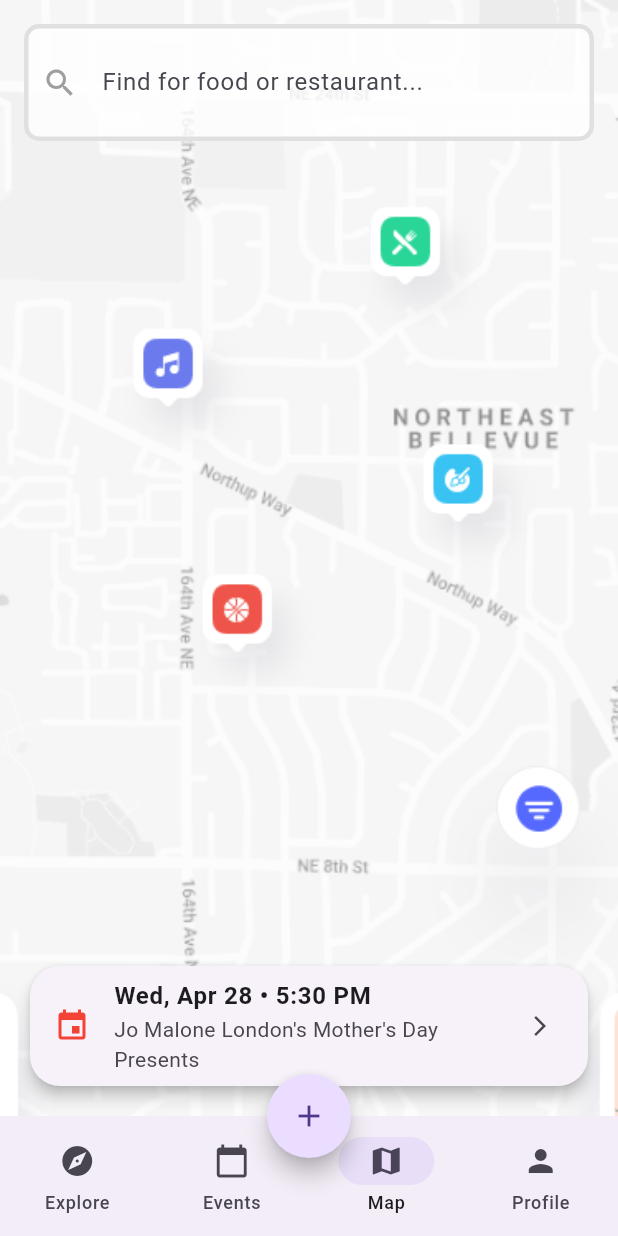
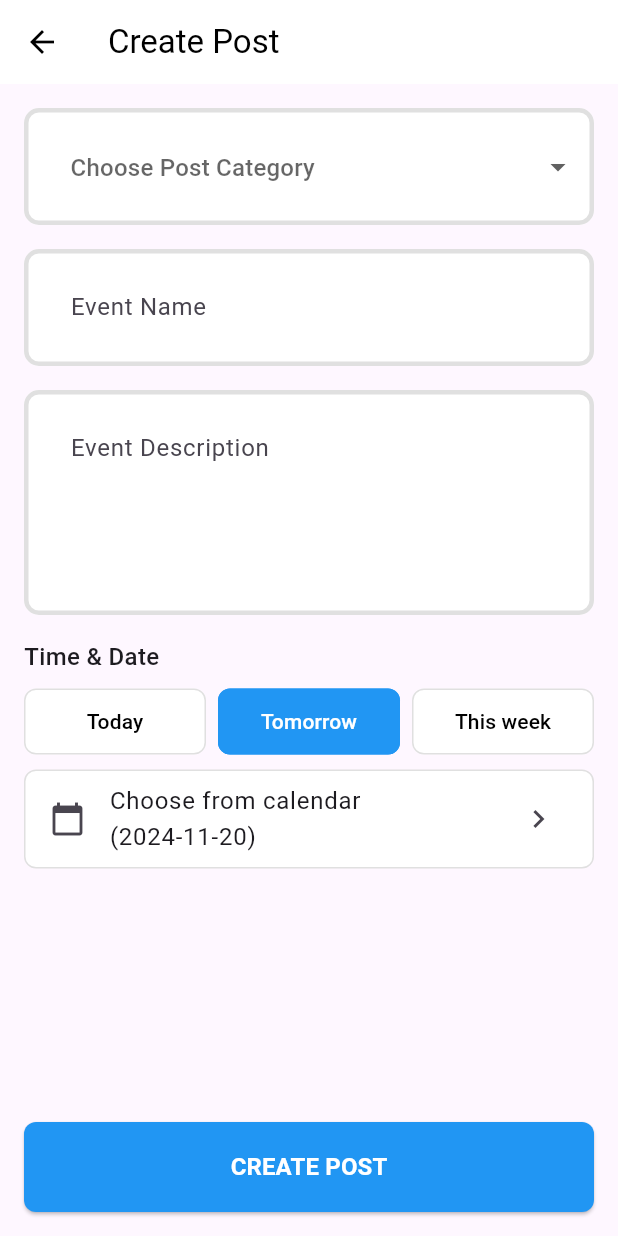
Before and after one commit to Subconsci0us/KYN, a Flutter app: the screen it shows once a user with an empty profile is signed in, item 3 of the bottom bar chosen, after a tap on the "add" icon, on a phone screen of 412 x 824 dp. Run offline on Flutter 3.47's test engine with Material 3 defaults, Android fonts, the phone set to English and light mode, and no system bars; our stand-ins replace cloud_firestore, firebase_auth, firebase_core; accounts and stored records are empty; network calls fail; Roboto replaces fonts that are missing (Cera Pro).

Commit message:
Added post create feature

```diff
--- /dev/null
+++ b/lib/auth/auth_controller.dart
@@ -0,0 +1,10 @@
+import 'package:cloud_firestore/cloud_firestore.dart';
+import 'package:kyn/models/user_model.dart';
+
+Stream<UserModel> getUserData(String uid) {
+  return FirebaseFirestore.instance
+      .collection('users')
+      .doc(uid)
+      .snapshots()
+      .map((event) => UserModel.fromMap(event.data() as Map<String, dynamic>));
+}
--- a/lib/auth/sign_up_page.dart
+++ b/lib/auth/sign_up_page.dart
@@ -16,8 +16,6 @@ class SignUpPage extends StatefulWidget {
 }
 
 class _SignUpPageState extends State<SignUpPage> {
-
-
   final nameController = TextEditingController();
   final emailController = TextEditingController();
   final passwordController = TextEditingController();
@@ -25,6 +23,7 @@ class _SignUpPageState extends State<SignUpPage> {
 
   @override
   void dispose() {
+    nameController.dispose();
     emailController.dispose();
     passwordController.dispose();
     super.dispose();
@@ -35,7 +34,6 @@ class _SignUpPageState extends State<SignUpPage> {
     required String email,
     required String password,
   }) async {
-
     try {
       final userCredential =
           await FirebaseAuth.instance.createUserWithEmailAndPassword(
@@ -61,7 +59,6 @@ class _SignUpPageState extends State<SignUpPage> {
     }
   }
 
-
   Future<void> creatingUserinDB(UserModel userModel) async {
     try {
       await FirebaseFirestore.instance
@@ -72,14 +69,6 @@ class _SignUpPageState extends State<SignUpPage> {
       print('Failed to create user in DB: $e');
     }
   }
-Stream<UserModel> getUserData(String uid) {
-    return FirebaseFirestore.instance.collection('users').doc(uid).snapshots().map(
-        (event) => UserModel.fromMap(event.data() as Map<String, dynamic>));
-  }
-
-
-
-
 
   @override
   Widget build(BuildContext context) {
@@ -124,9 +113,11 @@ Stream<UserModel> getUserData(String uid) {
               const SizedBox(height: 20),
               ElevatedButton(
                 onPressed: () async {
-                  await createUserWithEmailAndPassword(name: nameController.text.trim(),
-                                  email:emailController.text.trim(),
-                                  password:passwordController.text.trim(),);
+                  await createUserWithEmailAndPassword(
+                    name: nameController.text.trim(),
+                    email: emailController.text.trim(),
+                    password: passwordController.text.trim(),
+                  );
                 },
                 child: const Text(
                   'SIGN UP',
--- a/lib/core/navigation/navigation.dart
+++ b/lib/core/navigation/navigation.dart
@@ -1,9 +1,9 @@
 import 'package:flutter/material.dart';
 import 'package:kyn/features/event/event_page.dart';
+import 'package:kyn/features/home/create_post_page.dart';
 import 'package:kyn/features/home/home_page.dart';
 import 'package:kyn/features/maps/map_page.dart';
 import 'package:kyn/features/profile/profile_page.dart'; // Adjust this import to match your project's structure
-
 
 class NavigationWithFAB extends StatefulWidget {
   @override
@@ -23,24 +23,27 @@ class _NavigationWithFABState extends State<NavigationWithFAB> {
   Widget build(BuildContext context) {
     return Scaffold(
       body: IndexedStack(
-        index: _currentIndex, // Make sure this references the current page index
-        children:  [
-         const HomePage(),
+        index:
+            _currentIndex, // Make sure this references the current page index
+        children: [
+          const HomePage(),
           EventsPage(),
           MapPage(),
-         const ProfilePage(),
-
+          const ProfilePage(),
         ],
       ),
       floatingActionButton: FloatingActionButton(
         onPressed: () {
-          // Define action for the FAB
+          Navigator.push(
+            context,
+            MaterialPageRoute(builder: (context) => CreatePostScreen()),
+          );
         },
         shape: const CircleBorder(),
         child: const Icon(Icons.add),
       ),
       floatingActionButtonLocation: FloatingActionButtonLocation.centerDocked,
-       resizeToAvoidBottomInset: false,
+      resizeToAvoidBottomInset: false,
       bottomNavigationBar: NavigationBar(
         destinations: const [
           NavigationDestination(
--- /dev/null
+++ b/lib/features/home/create_post_page.dart
@@ -0,0 +1,242 @@
+import 'package:cloud_firestore/cloud_firestore.dart';
+import 'package:flutter/material.dart';
+import 'package:kyn/models/post_model.dart';
+import 'package:uuid/uuid.dart';
+
+class CreatePostScreen extends StatefulWidget {
+  @override
+  _CreatePostScreenState createState() => _CreatePostScreenState();
+}
+
+class _CreatePostScreenState extends State<CreatePostScreen> {
+  final TextEditingController _eventNameController = TextEditingController();
+  final TextEditingController _eventDescriptionController =
+      TextEditingController();
+  String? selectedCategory;
+  DateTime selectedDate = DateTime.now();
+  String selectedTimeFrame = 'Tomorrow';
+
+  Future<void> addPost(Post post) async {
+    try {
+      await FirebaseFirestore.instance
+          .collection('posts') // Ensure you specify the collection name
+          .doc(post.id)
+          .set(post.toMap());
+    } on FirebaseException catch (e) {
+      throw Exception('Failed to add post: ${e.message}');
+    } catch (e) {
+      throw Exception('An unexpected error occurred: $e');
+    }
+  }
+
+  void _pickDate() async {
+    DateTime? pickedDate = await showDatePicker(
+      context: context,
+      initialDate: selectedDate,
+      firstDate: DateTime.now(),
+      lastDate: DateTime(2101),
+    );
+    if (pickedDate != null && pickedDate != selectedDate) {
+      setState(() {
+        selectedDate = pickedDate;
+      });
+    }
+  }
+
+  void _handleCreatePost() {
+    if (_eventNameController.text.isEmpty || selectedCategory == null) {
+      ScaffoldMessenger.of(context).showSnackBar(
+        SnackBar(content: Text('Please fill in all required fields.')),
+      );
+      return;
+    }
+
+    final post = Post(
+      id: Uuid().v4(), // Generate unique ID for the post
+      title: _eventNameController.text,
+      description: _eventDescriptionController.text,
+      upvotes: [],
+      commentCount: 0,
+      username: 'User123', // Replace with actual username
+      uid: 'UserId', // Replace with actual user ID
+      type: 'Event',
+      createdAt: DateTime.now(),
+      category: Category.values.firstWhere(
+        (e) => e.toString().split('.').last == selectedCategory,
+      ),
+    );
+
+    addPost(post).then((_) {
+      ScaffoldMessenger.of(context).showSnackBar(
+        SnackBar(content: Text('Post created successfully!')),
+      );
+      Navigator.pop(context);
+    }).catchError((error) {
+      ScaffoldMessenger.of(context).showSnackBar(
+        SnackBar(content: Text('Failed to create post: $error')),
+      );
+    });
+  }
+
+  @override
+  Widget build(BuildContext context) {
+    return Scaffold(
+      appBar: AppBar(
+        leading: IconButton(
+          icon: Icon(Icons.arrow_back),
+          onPressed: () => Navigator.pop(context),
+        ),
+        title: Text('Create Post'),
+        backgroundColor: Colors.white,
+        foregroundColor: Colors.black,
+        elevation: 0,
+      ),
+      body: Padding(
+        padding: EdgeInsets.all(16.0),
+        child: Column(
+          crossAxisAlignment: CrossAxisAlignment.stretch,
+          children: [
+            // Category Dropdown
+            DropdownButtonFormField<String>(
+              decoration: InputDecoration(
+                border: OutlineInputBorder(
+                  borderRadius: BorderRadius.circular(8),
+                ),
+                filled: true,
+                fillColor: Colors.white,
+                hintText: 'Choose Post Category',
+              ),
+              value: selectedCategory,
+              onChanged: (value) {
+                setState(() {
+                  selectedCategory = value;
+                });
+              },
+              items: ['Emergency', 'Event', 'Business']
+                  .map((category) => DropdownMenuItem(
+                        value: category,
+                        child: Text(category),
+                      ))
+                  .toList(),
+            ),
+            SizedBox(height: 16),
+
+            // Event Name TextField
+            TextField(
+              controller: _eventNameController,
+              decoration: InputDecoration(
+                hintText: 'Event Name',
+                border: OutlineInputBorder(
+                  borderRadius: BorderRadius.circular(8),
+                ),
+                filled: true,
+                fillColor: Colors.white,
+              ),
+            ),
+            SizedBox(height: 16),
+
+            // Event Description TextField
+            TextField(
+              controller: _eventDescriptionController,
+              maxLines: 4,
+              decoration: InputDecoration(
+                hintText: 'Event Description',
+                border: OutlineInputBorder(
+                  borderRadius: BorderRadius.circular(8),
+                ),
+                filled: true,
+                fillColor: Colors.white,
+              ),
+            ),
+            SizedBox(height: 16),
+
+            // Time & Date Section
+            Text(
+              'Time & Date',
+              style: TextStyle(
+                fontSize: 16,
+                fontWeight: FontWeight.w500,
+              ),
+            ),
+            SizedBox(height: 8),
+
+            // Time Frame Selection
+            Row(
+              children: [
+                _timeFrameButton('Today'),
+                SizedBox(width: 8),
+                _timeFrameButton('Tomorrow'),
+                SizedBox(width: 8),
+                _timeFrameButton('This week'),
+              ],
+            ),
+            SizedBox(height: 8),
+
+            // Calendar Selection
+            Container(
+              decoration: BoxDecoration(
+                color: Colors.white,
+                borderRadius: BorderRadius.circular(8),
+                border: Border.all(color: Colors.grey.shade300),
+              ),
+              child: ListTile(
+                leading: Icon(Icons.calendar_today),
+                title: Text(
+                    'Choose from calendar (${selectedDate.toLocal().toString().split(' ')[0]})'),
+                trailing: Icon(Icons.chevron_right),
+                onTap: _pickDate,
+              ),
+            ),
+
+            Spacer(),
+
+            // Create Post Button
+            ElevatedButton(
+              onPressed: _handleCreatePost,
+              child: Text(
+                'CREATE POST',
+                style: TextStyle(
+                  fontSize: 16,
+                  fontWeight: FontWeight.bold,
+                ),
+              ),
+              style: ElevatedButton.styleFrom(
+                backgroundColor: Colors.blue,
+                foregroundColor: Colors.white,
+                padding: EdgeInsets.symmetric(vertical: 16),
+                shape: RoundedRectangleBorder(
+                  borderRadius: BorderRadius.circular(8),
+                ),
+              ),
+            ),
+          ],
+        ),
+      ),
+    );
+  }
+
+  Widget _timeFrameButton(String text) {
+    bool isSelected = selectedTimeFrame == text;
+    return Expanded(
+      child: OutlinedButton(
+        onPressed: () {
+          setState(() {
+            selectedTimeFrame = text;
+          });
+        },
+        child: Text(text),
+        style: OutlinedButton.styleFrom(
+          backgroundColor: isSelected ? Colors.blue : Colors.white,
+          foregroundColor: isSelected ? Colors.white : Colors.black,
+          side: BorderSide(
+            color: isSelected ? Colors.blue : Colors.grey.shade300,
+          ),
+          padding: EdgeInsets.symmetric(vertical: 12),
+          shape: RoundedRectangleBorder(
+            borderRadius: BorderRadius.circular(8),
+          ),
+        ),
+      ),
+    );
+  }
+}
--- a/lib/features/home/home_page.dart
+++ b/lib/features/home/home_page.dart
@@ -65,7 +65,6 @@ class HomePage extends StatelessWidget {
                     SizedBox(
                       height: 40,
                       child: ListView(
-
                         scrollDirection: Axis.horizontal,
                         children: [
                           CategoryPill(
@@ -187,7 +186,6 @@ class HomePage extends StatelessWidget {
                 ),
               ),
             ),
-
           ],
         ),
       ),
--- /dev/null
+++ b/lib/models/post_model.dart
@@ -0,0 +1,160 @@
+import 'package:cloud_firestore/cloud_firestore.dart';
+import 'package:flutter/foundation.dart';
+
+/// Enum for post categories
+enum Category {
+  Emergency,
+  Event,
+  Business,
+}
+
+/// Extension to handle converting enum values to and from strings
+extension CategoryExtension on Category {
+  String get name => describeEnum(this);
+
+  static Category fromString(String category) {
+    return Category.values.firstWhere(
+      (e) => describeEnum(e).toLowerCase() == category.toLowerCase(),
+      orElse: () => Category.Event, // Default value if not found
+    );
+  }
+}
+
+class Post {
+  final String id;
+  final String title;
+  final String? link;
+  final String? description;
+  final List<String> upvotes;
+  final int commentCount;
+  final String username;
+  final String uid;
+  final String type;
+  final DateTime createdAt;
+  final Category category;
+  //final String location; // Category field
+
+  Post({
+    required this.id,
+    required this.title,
+    this.link,
+    this.description,
+    required this.upvotes,
+    required this.commentCount,
+    required this.username,
+    required this.uid,
+    required this.type,
+    required this.createdAt,
+    required this.category,
+    //  required this.location,
+  });
+
+  Post copyWith({
+    String? id,
+    String? title,
+    String? link,
+    String? description,
+    List<String>? upvotes,
+    int? commentCount,
+    String? username,
+    String? uid,
+    String? type,
+    DateTime? createdAt,
+    Category? category,
+  }) {
+    return Post(
+      id: id ?? this.id,
+      title: title ?? this.title,
+      link: link ?? this.link,
+      description: description ?? this.description,
+      upvotes: upvotes ?? this.upvotes,
+      commentCount: commentCount ?? this.commentCount,
+      username: username ?? this.username,
+      uid: uid ?? this.uid,
+      type: type ?? this.type,
+      createdAt: createdAt ?? this.createdAt,
+      category: category ?? this.category,
+    );
+  }
+/*
+  factory Post.fromFirestore(QueryDocumentSnapshot doc) {
+    final data = doc.data() as Map<String, dynamic>;
+    return Post(
+      createdAt: data['date'] ?? '',
+      title: data['title'] ?? '',
+      location: data['location'] ?? '',
+      attendees: data['attendees'] ?? 0,
+    );
+  }
+  */
+
+  Map<String, dynamic> toMap() {
+    return {
+      'id': id,
+      'title': title,
+      'link': link,
+      'description': description,
+      'upvotes': upvotes,
+      'commentCount': commentCount,
+      'username': username,
+      'uid': uid,
+      'type': type,
+      'createdAt': createdAt.millisecondsSinceEpoch,
+      'category': category.name,
+    };
+  }
+
+  factory Post.fromMap(Map<String, dynamic> map) {
+    return Post(
+      id: map['id'] ?? '',
+      title: map['title'] ?? '',
+      link: map['link'],
+      description: map['description'],
+      upvotes: List<String>.from(map['upvotes']),
+      commentCount: map['commentCount']?.toInt() ?? 0,
+      username: map['username'] ?? '',
+      uid: map['uid'] ?? '',
+      type: map['type'] ?? '',
+      createdAt: DateTime.fromMillisecondsSinceEpoch(map['createdAt']),
+      category: CategoryExtension.fromString(map['category']),
+    );
+  }
+
+  @override
+  String toString() {
+    return 'Post(id: $id, title: $title, link: $link, description: $description, upvotes: $upvotes, commentCount: $commentCount, username: $username, uid: $uid, type: $type, createdAt: $createdAt, category: $category)';
+  }
+
+  @override
+  bool operator ==(Object other) {
+    if (identical(this, other)) return true;
+
+    return other is Post &&
+        other.id == id &&
+        other.title == title &&
+        other.link == link &&
+        other.description == description &&
+        listEquals(other.upvotes, upvotes) &&
+        other.commentCount == commentCount &&
+        other.username == username &&
+        other.uid == uid &&
+        other.type == type &&
+        other.createdAt == createdAt &&
+        other.category == category;
+  }
+
+  @override
+  int get hashCode {
+    return id.hashCode ^
+        title.hashCode ^
+        link.hashCode ^
+        description.hashCode ^
+        upvotes.hashCode ^
+        commentCount.hashCode ^
+        username.hashCode ^
+        uid.hashCode ^
+        type.hashCode ^
+        createdAt.hashCode ^
+        category.hashCode;
+  }
+}
--- a/pubspec.yaml
+++ b/pubspec.yaml
@@ -38,6 +38,8 @@ dependencies:
   firebase_core: ^3.8.0
   firebase_auth: ^5.3.3
   cloud_firestore: ^5.5.0
+  flutter_riverpod: ^2.6.1
+  uuid: ^4.5.1
 
 dev_dependencies:
   flutter_test:
```
Also changed, not shown: pubspec.lock. Lines whose indentation alone changed are shown as unchanged.
